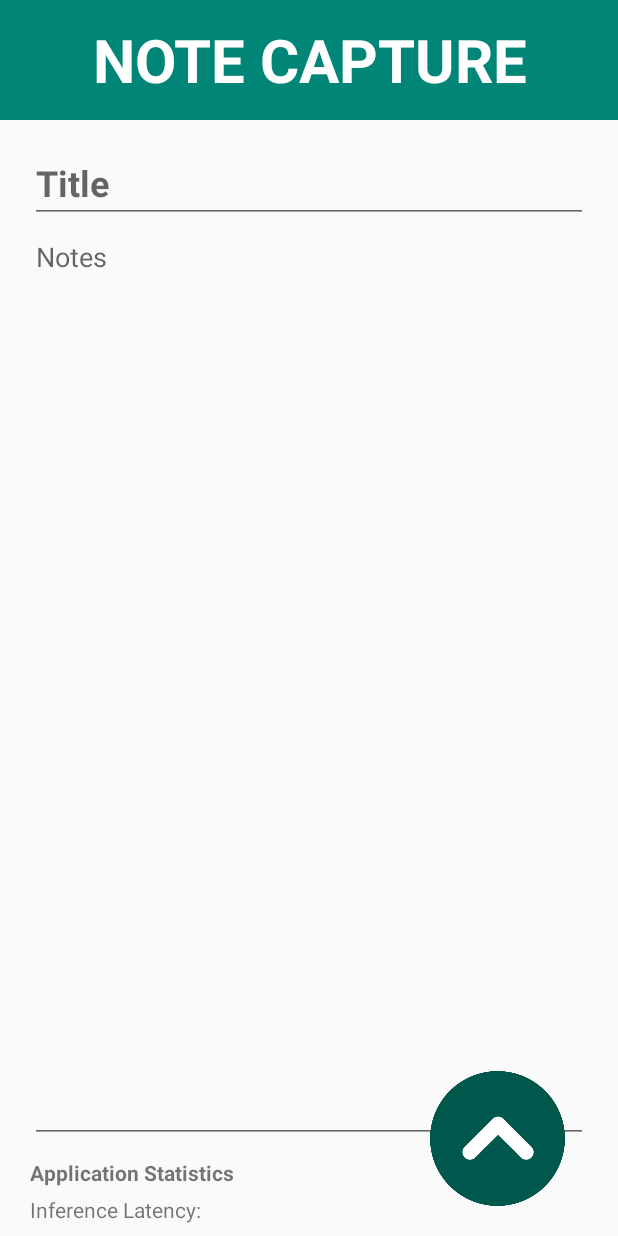
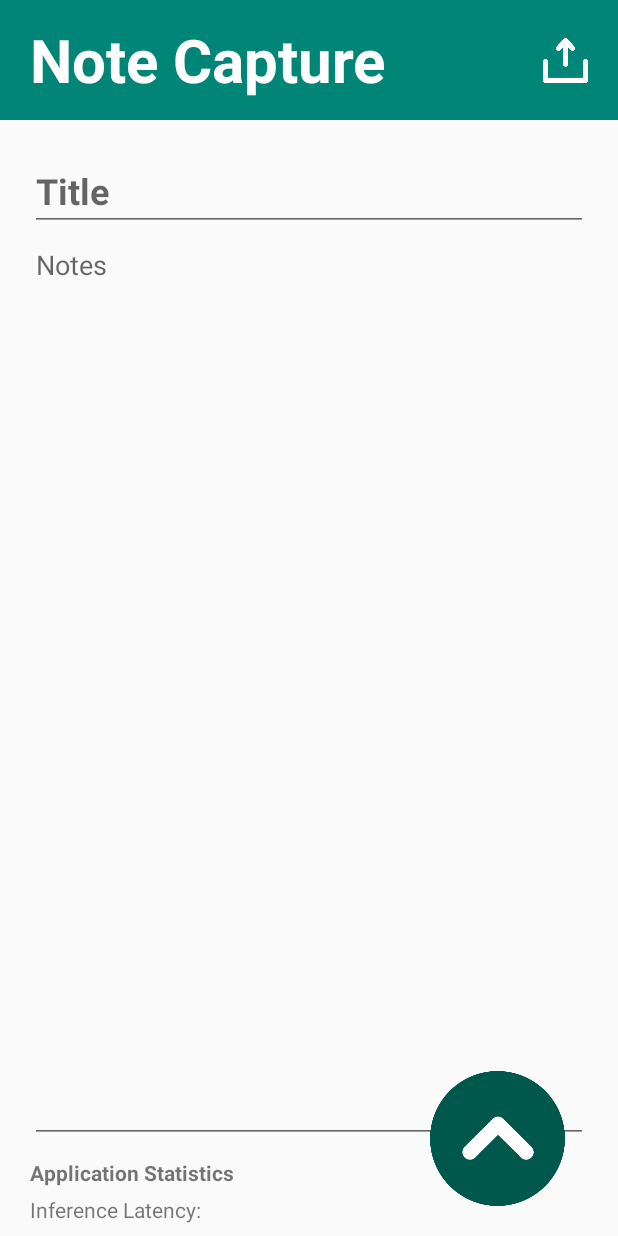
Before and after one commit to kqsavell/CS4518GroupProject, an Android app: the screen it shows after launch (MainActivity), on a phone screen of 412 x 824 dp. Run offline under Robolectric (Android 15) with nearby library versions, the phone set to English and light mode, and no system bars; libraries missing offline, so code that uses them is left out: com.google.firebase.ml; 2 statements that could not run were skipped.

Commit message:
moved around upload button and rearranged the add onClickListener to the button. also added new upload icon

```diff
--- a/app/src/main/java/wpi/jhyuen/deeplearningproject/FragmentBottomSheet.java
+++ b/app/src/main/java/wpi/jhyuen/deeplearningproject/FragmentBottomSheet.java
@@ -45,9 +45,6 @@ public class FragmentBottomSheet extends Fragment {
         photoBtn.setOnClickListener(parent.fromCameraListener);
         ImageButton galleryBtn = (ImageButton)view.findViewById(R.id.galleryButton);
         galleryBtn.setOnClickListener(parent.fromPhotosListener);
-        ImageButton emailBtn = (ImageButton)view.findViewById(R.id.driveButton);
-        emailBtn.setOnClickListener(parent.emailListener);
-
 
         // init bottom sheet behavior from mBottomSheet object
         final BottomSheetBehavior bottomSheetBehavior = BottomSheetBehavior.from(mBottomSheet);
@@ -84,7 +81,6 @@ public class FragmentBottomSheet extends Fragment {
             }
         });
 
-        // here are some overrides for reference if you choose to use BottomSheetBehavior in your next project
         bottomSheetBehavior.setBottomSheetCallback(new BottomSheetBehavior.BottomSheetCallback() {
             @Override
             public void onStateChanged(@NonNull View bottomSheet, int newState) {
--- a/app/src/main/java/wpi/jhyuen/deeplearningproject/FragmentHeader.java
+++ b/app/src/main/java/wpi/jhyuen/deeplearningproject/FragmentHeader.java
@@ -6,14 +6,27 @@ import android.support.v4.app.Fragment;
 import android.view.LayoutInflater;
 import android.view.View;
 import android.view.ViewGroup;
+import android.widget.ImageButton;
 
 public class FragmentHeader extends Fragment
 {
+
+    private MainActivity parent = null;
+
     @Override
     public View onCreateView(@NonNull LayoutInflater inflater, ViewGroup container, Bundle savedInstanceState)
     {
+
         View view = inflater.inflate(R.layout.fragment_header, container, false);
+
+        // Get parent activity
+        parent = (MainActivity)getActivity();
+
+        ImageButton emailBtn = (ImageButton)view.findViewById(R.id.driveButton);
+        emailBtn.setOnClickListener(parent.emailListener);
+
         return view;
+
     }
 
 }
--- a/app/src/main/res/layout/bottomsheet.xml
+++ b/app/src/main/res/layout/bottomsheet.xml
@@ -4,7 +4,7 @@
     xmlns:tools="http://schemas.android.com/tools"
     android:id="@+id/bottomsheet"
     android:layout_width="match_parent"
-    android:layout_height="600dp"
+    android:layout_height="420dp"
     android:orientation="vertical"
     app:behavior_hideable="false"
     app:behavior_peekHeight="110dp"
@@ -22,46 +22,6 @@
         app:layout_constraintStart_toStartOf="parent"
         app:layout_constraintTop_toBottomOf="@+id/imageButton3"
         app:layout_constraintVertical_bias="0.0" />
-
-    <ImageButton
-        android:id="@+id/driveButton"
-        android:layout_width="80dp"
-        android:layout_height="80dp"
-        android:layout_marginStart="20dp"
-        android:layout_marginTop="8dp"
-        android:background="@mipmap/driveicon"
-        app:layout_constraintStart_toStartOf="parent"
-        app:layout_constraintTop_toBottomOf="@+id/uploadTitle" />
-
-    <TextView
-        android:id="@+id/uploadTitle"
-        android:layout_width="0dp"
-        android:layout_height="wrap_content"
-        android:layout_marginStart="20dp"
-        android:layout_marginTop="15dp"
-        android:layout_marginEnd="20dp"
-        android:text="UPLOAD NOTES"
-        android:textAlignment="textStart"
-        android:textColor="@android:color/white"
-        android:textSize="36sp"
-        android:textStyle="bold"
-        app:layout_constraintEnd_toEndOf="parent"
-        app:layout_constraintStart_toStartOf="parent"
-        app:layout_constraintTop_toBottomOf="@+id/cameraLabel" />
-
-    <TextView
-        android:id="@+id/driveLabel"
-        android:layout_width="0dp"
-        android:layout_height="wrap_content"
-        android:layout_marginTop="5dp"
-        android:text="Drive"
-        android:textAlignment="center"
-        android:textColor="@color/white"
-        android:textStyle="bold"
-        app:layout_constraintEnd_toEndOf="@+id/driveButton"
-        app:layout_constraintHorizontal_bias="1.0"
-        app:layout_constraintStart_toStartOf="@+id/driveButton"
-        app:layout_constraintTop_toBottomOf="@+id/driveButton" />
 
     <ImageButton
         android:id="@+id/imageButton3"
@@ -121,7 +81,7 @@
         app:layout_constraintEnd_toEndOf="parent"
         app:layout_constraintHorizontal_bias="0.0"
         app:layout_constraintStart_toStartOf="@+id/imageView2"
-        app:layout_constraintTop_toBottomOf="@+id/driveLabel" />
+        app:layout_constraintTop_toBottomOf="@+id/galleryLabel" />
 
     <Switch
         android:id="@+id/inferenceswitch"
--- a/app/src/main/res/layout/fragment_header.xml
+++ b/app/src/main/res/layout/fragment_header.xml
@@ -22,22 +22,34 @@
 
     <TextView
         android:id="@+id/textView"
-        android:layout_width="0dp"
+        android:layout_width="wrap_content"
         android:layout_height="0dp"
-        android:layout_marginStart="10dp"
+        android:layout_marginStart="20dp"
         android:layout_marginTop="10dp"
-        android:layout_marginEnd="10dp"
         android:layout_marginBottom="10dp"
         android:fontFamily="sans-serif"
-        android:text="NOTE CAPTURE"
-        android:textAlignment="center"
+        android:gravity="center"
+        android:text="Note Capture"
+        android:textAlignment="textStart"
         android:textColor="@android:color/white"
         android:textSize="40sp"
         android:textStyle="bold"
-        android:gravity="center"
         app:layout_constraintBottom_toBottomOf="@+id/headerbackground"
-        app:layout_constraintEnd_toEndOf="parent"
         app:layout_constraintStart_toStartOf="@+id/headerbackground"
         app:layout_constraintTop_toTopOf="@+id/headerbackground" />
 
+    <ImageButton
+        android:id="@+id/driveButton"
+        android:layout_width="30dp"
+        android:layout_height="30dp"
+        android:layout_marginTop="25dp"
+        android:layout_marginEnd="20dp"
+        android:layout_marginBottom="30dp"
+        android:background="@mipmap/uploadicon"
+        android:scaleType="fitStart"
+        app:layout_constraintBottom_toBottomOf="@+id/headerbackground"
+        app:layout_constraintEnd_toEndOf="@+id/headerbackground"
+        app:layout_constraintTop_toTopOf="parent"
+        app:layout_constraintVertical_bias="0.0" />
+
 </android.support.constraint.ConstraintLayout>
```
Also changed, not shown: app/src/main/res/mipmap-hdpi/uploadicon.png.
